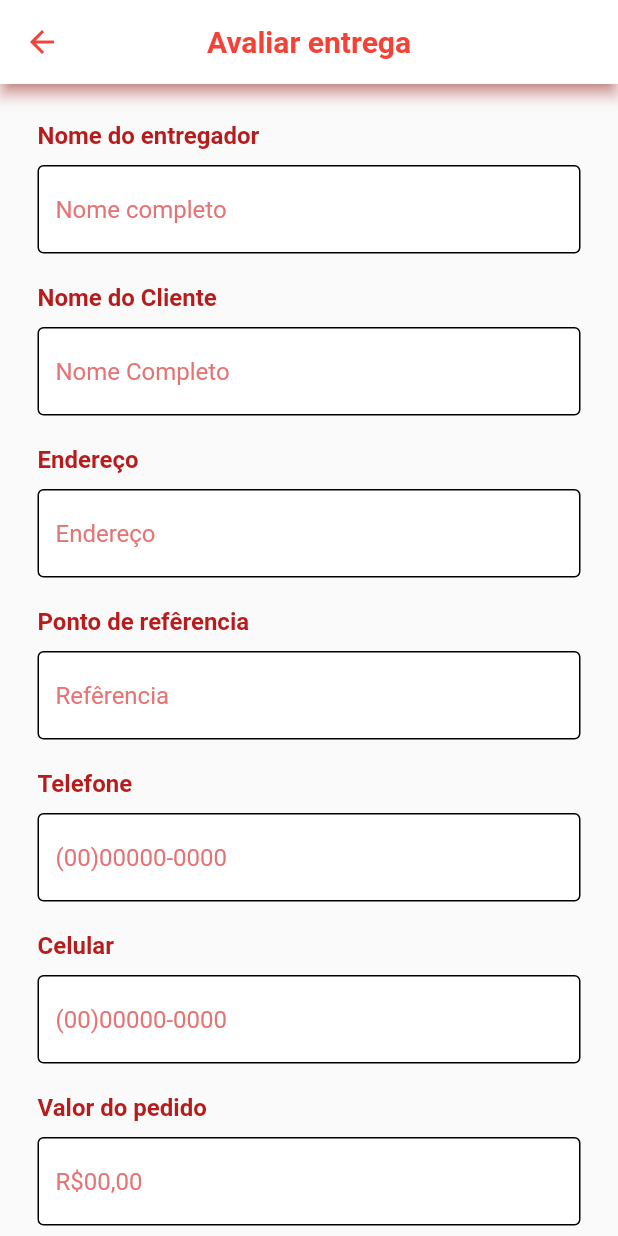
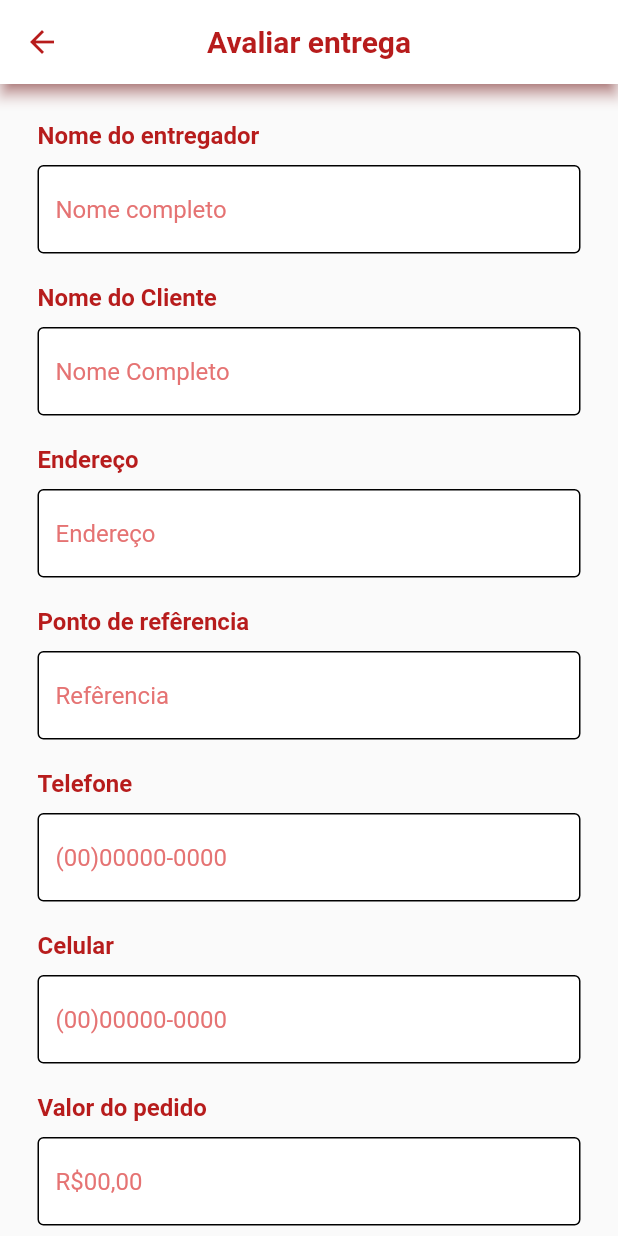
Before and after one commit to vitorioaflalo/InCasaEstabelecimento, a Flutter app: the HistoricoDetalhesPage screen opened directly, on a phone screen of 412 x 824 dp. Run offline on Flutter 3.47's test engine with Material 2 defaults, Android fonts, the phone set to English and light mode, and no system bars; our stand-ins replace auto_size_text, charts_flutter, flutter_modular, flutter_triple, font_awesome_flutter.

Commit message:
commit estabelecimento sem api

```diff
--- a/lib/app/modules/historicoDetalhes/historicoDetalhes_page.dart
+++ b/lib/app/modules/historicoDetalhes/historicoDetalhes_page.dart
@@ -23,7 +23,7 @@ class HistoricoDetalhesPageState extends State<HistoricoDetalhesPage> {
     return Scaffold(
       appBar: AppBar(
         centerTitle: true,
-        shadowColor: Colors.red[500],
+        shadowColor: Colors.red[900],
         backgroundColor: Colors.white,
         leading: GestureDetector(
             onTap: () {
@@ -31,11 +31,11 @@ class HistoricoDetalhesPageState extends State<HistoricoDetalhesPage> {
             },
             child: Icon(
               Icons.arrow_back,
-              color: Colors.red[500],
+              color: Colors.red[900],
             )),
         title: Text(
           'Avaliar entrega',
-          style: TextStyle(color: Colors.red[500], fontWeight: FontWeight.bold),
+          style: TextStyle(color: Colors.red[900], fontWeight: FontWeight.bold),
         ),
       ),
       body: SingleChildScrollView(
```
